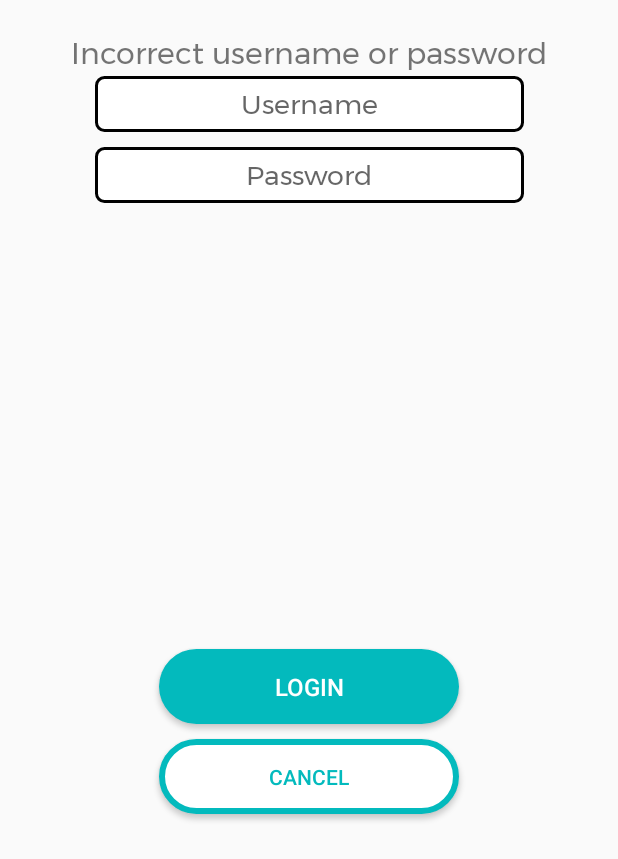
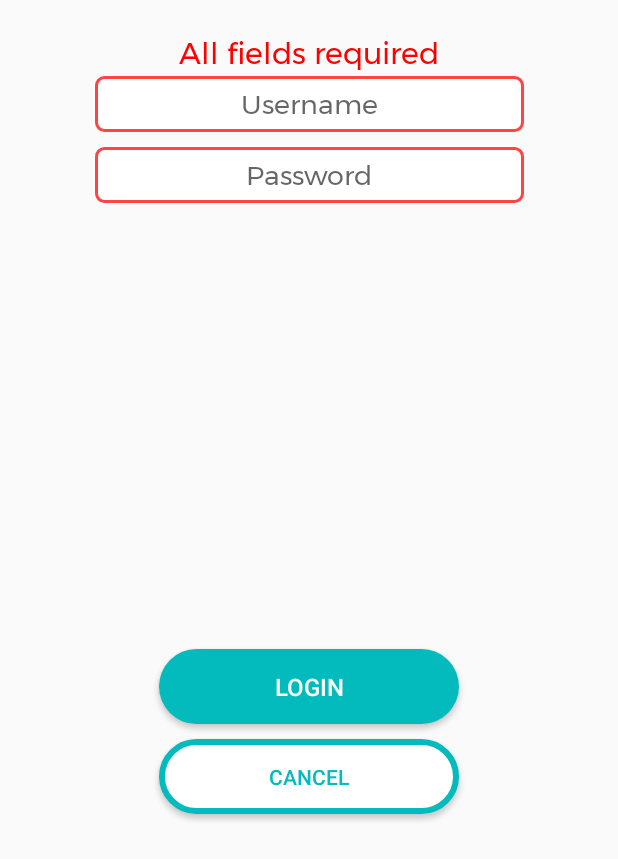
Before and after one commit to jdcaperon/AuthOut, an Android app: the AdminLoginActivity screen opened directly, with no data from a screen before it, after a tap on "LOGIN", on a phone screen of 412 x 824 dp, the part 377-1236 px from its top. Run offline under Robolectric (Android 15) with nearby library versions, the phone set to English and light mode, and no system bars; our stand-ins replace Volley.

Commit message:
[Android] more verification and mobile verification

```diff
--- a/android/AuthOut/app/src/main/java/rocketpotatoes/authout/AdminLoginActivity.java
+++ b/android/AuthOut/app/src/main/java/rocketpotatoes/authout/AdminLoginActivity.java
@@ -76,7 +76,23 @@ public class AdminLoginActivity extends AppCompatActivity {
 
 
     public void login(View v) {
-        requestQueue.add(createRequest());
+        boolean valid = true;
+        if (username.length() == 0) {
+            hintText.setText(getString(R.string.required_fields));
+            hintText.setTextColor(Color.RED);
+            username.setBackground(getDrawable(R.drawable.signup_input_error));
+            valid = false;
+        }
+
+        if (password.length() == 0) {
+            hintText.setText(getString(R.string.required_fields));
+            hintText.setTextColor(Color.RED);
+            password.setBackground(getDrawable(R.drawable.signup_input_error));
+            valid = false;
+        }
+        if (valid) {
+            requestQueue.add(createRequest());
+        }
     }
 
     public void cancel(View v) {
@@ -120,6 +136,7 @@ public class AdminLoginActivity extends AppCompatActivity {
                         Util.animateView(progressOverlay, View.GONE, 0.8f, 200);
                         Toast.makeText(AdminLoginActivity.this, "Oops, something went wrong. Try again.", Toast.LENGTH_SHORT).show();
                         hintText.setText(getString(R.string.incorrect_info));
+                        hintText.setTextColor(Color.RED);
                         Log.i("ResponseError", error.toString());
                     }
                 }) {
--- a/android/AuthOut/app/src/main/java/rocketpotatoes/authout/SignUpActivity.java
+++ b/android/AuthOut/app/src/main/java/rocketpotatoes/authout/SignUpActivity.java
@@ -114,8 +114,9 @@ public class SignUpActivity extends AppCompatActivity {
         boolean isValid = true;
         List<EditText> inputs = new ArrayList<>(Arrays.asList(firstName, surname, mobile, email, dateOfBirth, takePhoto));
         for (EditText input : inputs) {
-            if (input.length() == 0 || input.equals(email) &&
-                    !input.getText().toString().matches(REGEX)) {
+            if (input.length() == 0
+                    || input.equals(email) && !input.getText().toString().matches(REGEX)
+                    || input.equals(email) && email.getText().toString().length() != 10) {
                 input.setBackground(getDrawable(R.drawable.signup_input_error));
                 isValid = false;
             } else {
--- a/android/AuthOut/app/src/main/res/values/strings.xml
+++ b/android/AuthOut/app/src/main/res/values/strings.xml
@@ -52,6 +52,7 @@
     <string name="incorrect_info">Incorrect username or password</string>
     <string name="username">Username</string>
     <string name="password">Password</string>
+    <string name="required_fields">All fields required</string>
 
     <!-- Registration Texts -->
     <string name="first_name">First Name</string>
```
